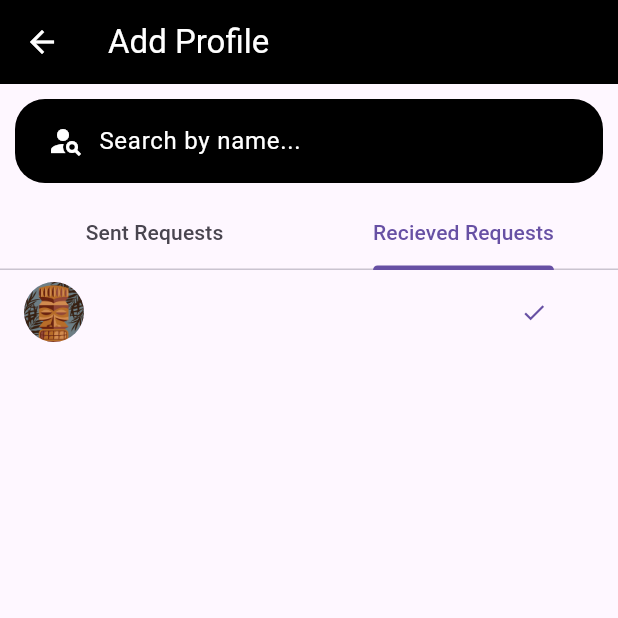
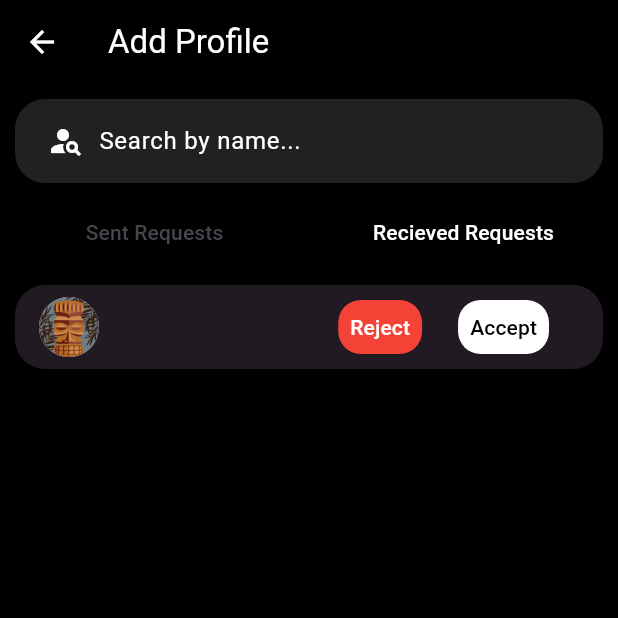
Before and after one commit to Amer-Mukhtar/Whisper-Messaging-App-beta, a Flutter app: the AddUserScreen screen opened directly with empty values, tab 2 chosen, on a phone screen of 412 x 824 dp, the top half of it. Run offline on Flutter 3.47's test engine with Material 3 defaults, Android fonts, the phone set to English and light mode, and no system bars; our stand-ins replace cloud_firestore, firebase_auth, firebase_core, firebase_storage, font_awesome_flutter, image_picker and 1 more; accounts and stored records are empty.

Commit message:
alot of fixes

```diff
--- a/lib/controller/chat_list_controller.dart
+++ b/lib/controller/chat_list_controller.dart
@@ -18,6 +18,7 @@ class ChatListController {
     )
         .snapshots();
   }
+
   Future<String?> getProfileImage(String name) async {
     final querySnapshot = await _firestore
         .collection('users')
@@ -32,8 +33,6 @@ class ChatListController {
     return null;
   }
 
-
-
   bool isUserAdded(String currentUser, String? addedUser) {
     return addedUser != null && currentUser == addedUser;
   }
--- a/lib/views/add_user.dart
+++ b/lib/views/add_user.dart
@@ -51,6 +51,7 @@ class _AddUserScreenState extends State<AddUserScreen> {
     return DefaultTabController(
       length: 2,
       child: Scaffold(
+        backgroundColor: Colors.black,
         appBar: AppBar(
           iconTheme: const IconThemeData(color: addUserIcon),
           backgroundColor: addUserBackground,
@@ -59,14 +60,15 @@ class _AddUserScreenState extends State<AddUserScreen> {
             style: TextStyle(color: addUserText),
           ),
         ),
-        body: Column(
+        body: Container(
+          child: Column(
             children: [
               Container(
                 margin: EdgeInsets.symmetric(horizontal: 10,vertical: 10),
                 child: SearchAnchor.bar(
+                  viewBackgroundColor: Color(0xFF211a23),
                   isFullScreen: false,
                   barPadding: WidgetStateProperty.all(EdgeInsets.symmetric(horizontal: 10)),
-                barBackgroundColor:WidgetStateProperty.all(Colors.black),
                   barElevation:WidgetStateProperty.all(0),
                   barShape: WidgetStateProperty.all(
                     RoundedRectangleBorder(
@@ -81,47 +83,55 @@ class _AddUserScreenState extends State<AddUserScreen> {
                     const TextStyle(color: Colors.white),
                   ),
                   barHintText: 'Search by name...',
+                  barHintStyle: WidgetStateProperty.all(
+                    const TextStyle(color: Colors.white),
+                  ),
+                  barBackgroundColor: WidgetStateProperty.all(Colors.grey[900]),
+
                   suggestionsBuilder: (BuildContext context, SearchController controller) {
                     return <Widget>[
-                    StreamBuilder<QuerySnapshot>(
+                      StreamBuilder<List<DocumentSnapshot>>(
                         stream: friendController.getUsers(),
                         builder: (context, snapshot) {
                           if (!snapshot.hasData) {
                             return const Text('no data');
                           }
                           final query = controller.text.toLowerCase();
-                        final filteredDocs = snapshot.data!.docs.where((doc) {
+                          final filteredDocs = snapshot.data!.where((doc) {
                             final name = (doc['fullName'] ?? '').toString().toLowerCase();
                             return query.isEmpty || name.startsWith(query);
                           }).toList();
 
                           return Column(
-                          children: filteredDocs.map((doc)
-                          {
+                            children: filteredDocs.map((doc) {
                               return ListTile(
                                 leading: CircleAvatar(
                                   backgroundImage: AssetImage(defaultUserImages[1]),
                                 ),
                                 title: Text(doc['fullName'] ?? 'No Name'),
-                              trailing: TextButton(onPressed: (){
-                                final friendModel= FriendsModel(
+                                titleTextStyle: TextStyle(color: Colors.white),
+                                trailing: TextButton(
+                                  onPressed: () {
+                                    final friendModel = FriendsModel(
                                       requestSender: widget.currentUser.fullName,
                                       requestReceiver: doc['fullName'] ?? 'No Name',
                                       requestStatus: 'pending',
-                                    timestamp: DateTime.timestamp()
+                                      timestamp: DateTime.now(),
                                     );
 
                                     friendController.addFriendRequest(friendModel);
-                              }, child: Icon(Icons.add)),
-                              onTap: ()
-                              {
-
+                                  },
+                                  child: const Icon(Icons.add,color: Colors.white,),
+                                ),
+                                onTap: () {
+                                  // Optional: handle tap
                                 },
                               );
                             }).toList(),
                           );
                         },
-                    ),
+                      )
+
                     ];
                   },
                 ),
@@ -130,7 +140,9 @@ class _AddUserScreenState extends State<AddUserScreen> {
                [
                 Tab(text: "Sent Requests"),
                 Tab(text: "Recieved Requests")
-             ]
+               ],indicator: const BoxDecoration(),
+                 labelColor: Colors.white,
+                 dividerColor: Colors.transparent,
                ),
                Expanded(
                 child: TabBarView(children:
@@ -143,16 +155,21 @@ class _AddUserScreenState extends State<AddUserScreen> {
                       }
                       final docs = snapshot.data!.docs;
                       return ListView.builder(
+                        physics: ClampingScrollPhysics(),
                         shrinkWrap: true,
                         itemCount: docs.length,
                         itemBuilder: (context, index) {
                           final data = docs[index].data() as Map<String, dynamic>;
                           final fullName = data['RequestReciever'] ?? 'No Name';
-                        return ListTile(
+                          return Padding(
+                            padding: EdgeInsets.symmetric(horizontal: 10,vertical: 10),
+                            child: ListTile(
+                              shape:RoundedRectangleBorder(borderRadius: BorderRadius.circular(20)) ,
+                              tileColor: Color(0xFF211a23),
                               leading: CircleAvatar(
                                 backgroundImage: AssetImage(defaultUserImages[1]),
                               ),
-                          title: Text(fullName,style: TextStyle(color: Colors.blue),),
+                              title: Text(fullName,style: TextStyle(color: Colors.white),),
                               trailing: TextButton(onPressed: (){
                                 final model = FriendsModel(
                                   requestSender: data['RequestSender'],
@@ -161,7 +178,13 @@ class _AddUserScreenState extends State<AddUserScreen> {
                                   timestamp: (data['timestamp'] as Timestamp).toDate(),
                                 );
                                 friendController.withdrawFriendRequest(model);
-                          }, child: Text('Withdraw')),
+                              }, child: Container(
+                                  padding: EdgeInsets.all(8),
+                                  decoration: BoxDecoration(
+                                color: Colors.red,
+                                borderRadius: BorderRadius.circular(15)
+                              ),child: Text('Withdraw',style: TextStyle(color: Colors.white),))),
+                            ),
                           );
                         },
                       );
@@ -180,12 +203,36 @@ class _AddUserScreenState extends State<AddUserScreen> {
                         itemBuilder: (context, index) {
                           final data = docs[index].data() as Map<String, dynamic>;
                           final fullName = data['RequestReciever'] ?? 'No Name';
-                        return ListTile(
+                          return Padding(
+                            padding: EdgeInsets.symmetric(horizontal: 10,vertical: 10),
+                            child: ListTile(
+                              shape:RoundedRectangleBorder(borderRadius: BorderRadius.circular(20)) ,
+                              tileColor: Color(0xFF211a23),
                               leading: CircleAvatar(
                                 backgroundImage: AssetImage(defaultUserImages[1]),
                               ),
-                          title: Text(fullName,style: TextStyle(color: Colors.blue),),
-                          trailing: TextButton(onPressed: ()
+                              title: Text(fullName,style: TextStyle(color: Colors.white),),
+                              trailing: SizedBox(
+                                width:MediaQuery.of(context).size.width * 0.45,
+                                child: Row(
+                                  mainAxisAlignment: MainAxisAlignment.end,
+                                  children: [
+                                    TextButton(onPressed: ()
+                                    {
+                                      final model = FriendsModel(
+                                        requestSender: data['RequestSender'],
+                                        requestReceiver: data['RequestReciever'],
+                                        requestStatus: data['RequestStatus'],
+                                        timestamp: (data['timestamp'] as Timestamp).toDate(),
+                                      );
+                                      friendController.withdrawFriendRequest(model);                                  }, child: Container(
+                                        padding: EdgeInsets.all(8),
+                                        decoration: BoxDecoration(
+                                            color: Colors.red,
+                                            borderRadius: BorderRadius.circular(15)
+                                        ),child: Text('Reject',style: TextStyle(color: Colors.white),))
+                                    ),
+                                    TextButton(onPressed: ()
                                     {
                                       final model = FriendsModel(
                                         requestSender: data['RequestSender'],
@@ -194,7 +241,17 @@ class _AddUserScreenState extends State<AddUserScreen> {
                                         timestamp: (data['timestamp'] as Timestamp).toDate(),
                                       );
                                       friendController.acceptFriendRequest(model);
-                          }, child: Icon(Icons.check)),
+                                    }, child: Container(
+                                        padding: EdgeInsets.all(8),
+                                        decoration: BoxDecoration(
+                                            color: Colors.white,
+                                            borderRadius: BorderRadius.circular(15)
+                                        ),child: Text('Accept',style: TextStyle(color: Colors.black),))
+                                    ),
+                                  ],
+                                ),
+                              ),
+                            ),
                           );
                         },
                       );
@@ -205,6 +262,7 @@ class _AddUserScreenState extends State<AddUserScreen> {
             ],
           ),
         ),
+      ),
     );
   }
 }
--- a/lib/widgets/Conversation.dart
+++ b/lib/widgets/Conversation.dart
@@ -21,6 +21,7 @@ class ConversationList extends StatefulWidget {
 class _ConversationListState extends State<ConversationList> {
   @override
   Widget build(BuildContext context) {
+    print("Image URL: ${widget.imageUrl}");
     return GestureDetector(
       onTap: () {
         Navigator.push(context, MaterialPageRoute(builder: (context) {
@@ -42,9 +43,10 @@ class _ConversationListState extends State<ConversationList> {
               child: Row(
                 children: <Widget>[
                   CircleAvatar(
-                    backgroundImage: (widget.imageUrl.isNotEmpty)
-                        ? NetworkImage(widget.currentuser.imageUrl!)
+                    backgroundImage: (widget.imageUrl != null && widget.imageUrl!.isNotEmpty)
+                        ? NetworkImage(widget.imageUrl!)
                         : const AssetImage('assets/images/profile3.png'),
+
                     maxRadius: 30,
                   ),
                   const SizedBox(width: 16),
```
Also changed, not shown: lib/controller/friend_controller.dart (+18 -3 lines), lib/views/chat_list_screen.dart (+15 -27 lines), lib/views/chat_screen.dart (+9 -9 lines). Lines whose indentation alone changed are shown as unchanged.
